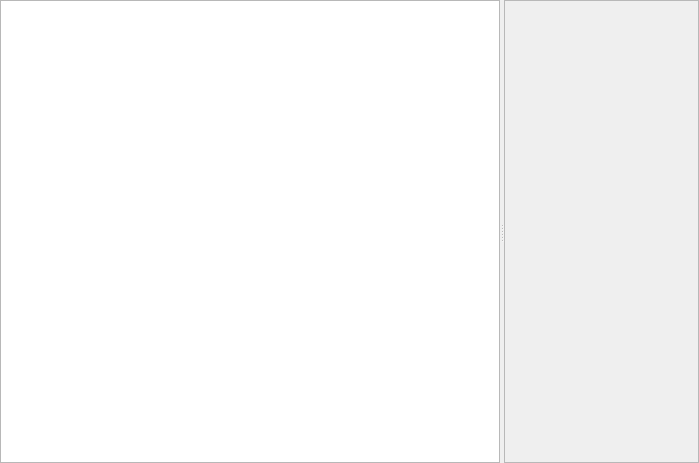
This is source/client/ui/system_info_window.ui in dchapyshev/aspia as Qt 5 draws it before an edit. The edited form follows.
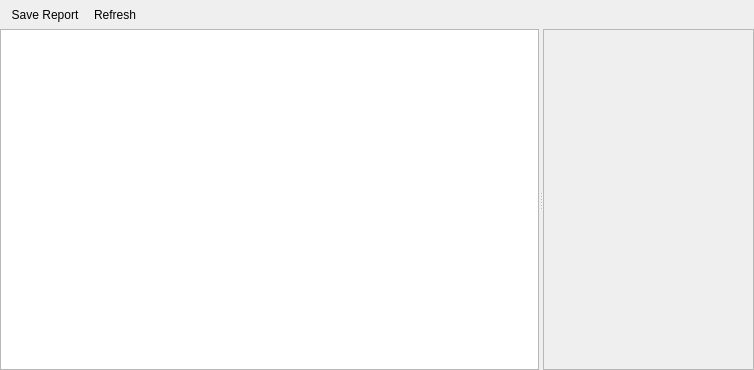
This is the edited form. Icons and pictures are not drawn.

Commit message: - Implemented Category and CategoryGroup classes. - Implemented system information session at host side.

```diff
--- a/source/client/ui/system_info_window.ui
+++ b/source/client/ui/system_info_window.ui
@@ -6,8 +6,8 @@
    <rect>
     <x>0</x>
     <y>0</y>
-    <width>699</width>
-    <height>463</height>
+    <width>754</width>
+    <height>370</height>
    </rect>
   </property>
   <property name="windowTitle">
@@ -29,6 +29,33 @@
    <property name="bottomMargin">
     <number>0</number>
    </property>
+   <item>
+    <widget class="QToolBar" name="toolbar">
+     <property name="sizePolicy">
+      <sizepolicy hsizetype="Preferred" vsizetype="Fixed">
+       <horstretch>0</horstretch>
+       <verstretch>0</verstretch>
+      </sizepolicy>
+     </property>
+     <property name="movable">
+      <bool>false</bool>
+     </property>
+     <property name="iconSize">
+      <size>
+       <width>16</width>
+       <height>16</height>
+      </size>
+     </property>
+     <property name="toolButtonStyle">
+      <enum>Qt::ToolButtonTextBesideIcon</enum>
+     </property>
+     <property name="floatable">
+      <bool>false</bool>
+     </property>
+     <addaction name="action_save_report"/>
+     <addaction name="action_refresh"/>
+    </widget>
+   </item>
    <item>
     <widget class="QSplitter" name="splitter">
      <property name="orientation">
@@ -55,6 +82,39 @@
     </widget>
    </item>
   </layout>
+  <action name="action_save_report">
+   <property name="icon">
+    <iconset resource="../../resources/resources.qrc">
+     <normaloff>:/icon/disk.png</normaloff>:/icon/disk.png</iconset>
+   </property>
+   <property name="text">
+    <string>Save Report</string>
+   </property>
+  </action>
+  <action name="action_refresh">
+   <property name="icon">
+    <iconset resource="../../resources/resources.qrc">
+     <normaloff>:/icon/arrow-circle-double.png</normaloff>:/icon/arrow-circle-double.png</iconset>
+   </property>
+   <property name="text">
+    <string>Refresh</string>
+   </property>
+  </action>
+  <action name="action_save_current">
+   <property name="text">
+    <string>Current</string>
+   </property>
+  </action>
+  <action name="action_save_selected">
+   <property name="text">
+    <string>Selected</string>
+   </property>
+  </action>
+  <action name="action_save_all">
+   <property name="text">
+    <string>All</string>
+   </property>
+  </action>
  </widget>
  <resources/>
  <connections/>
```
Left out of the diff: 4 changed lines with no effect on the pictures. The commit also changes 36 other files.
